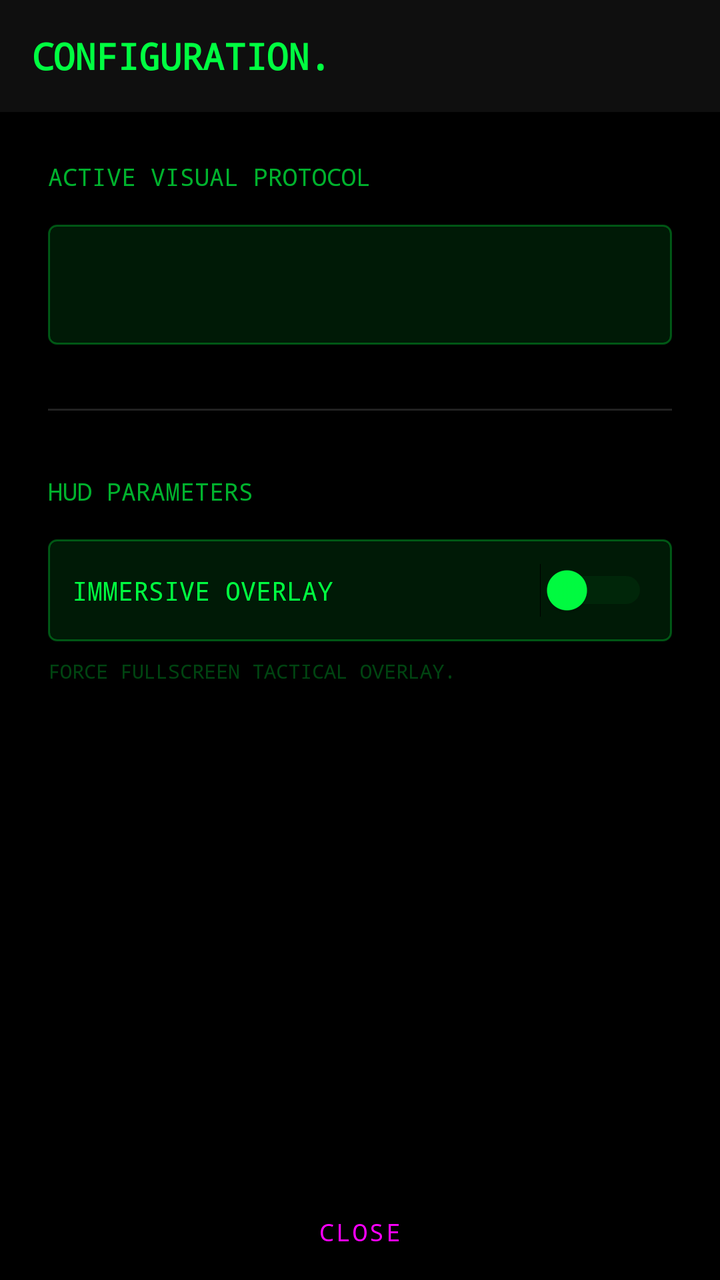
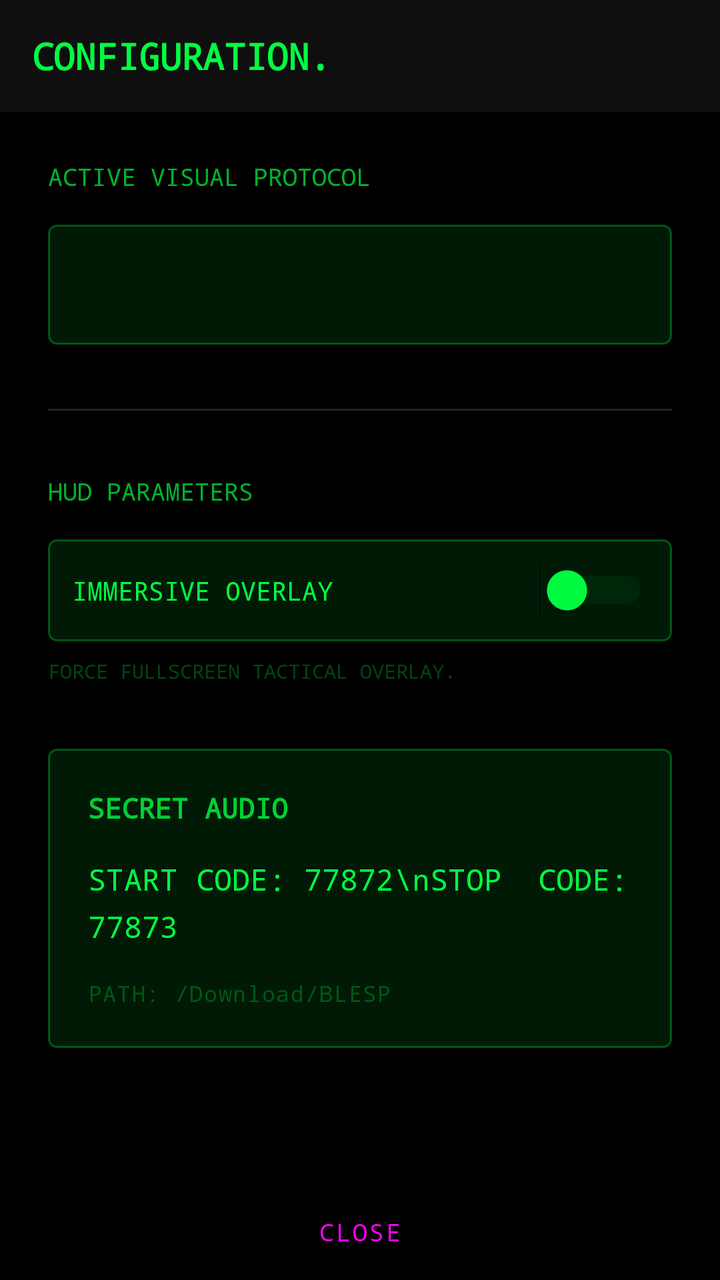

Compare the two renders of this Android layout. The source of the first and the diff that turns it into the second are given below.
<!-- AndroidManifest.xml: application theme Theme.BLEWifiRadar -->
<!-- res/layout/activity_settings.xml -->
<?xml version="1.0" encoding="utf-8"?>
<androidx.constraintlayout.widget.ConstraintLayout xmlns:android="http://schemas.android.com/apk/res/android"
    xmlns:app="http://schemas.android.com/apk/res-auto"
    android:id="@+id/settingsRoot"
    android:layout_width="match_parent"
    android:layout_height="match_parent"
    android:background="#000000">

    <LinearLayout
        android:id="@+id/headerSettings"
        android:layout_width="match_parent"
        android:layout_height="56dp"
        android:orientation="horizontal"
        android:paddingStart="16dp"
        android:paddingEnd="16dp"
        android:gravity="center_vertical"
        android:background="#0F0F0F"
        app:layout_constraintTop_toTopOf="parent">

        <TextView
            android:id="@+id/tvSettingsTitle"
            android:layout_width="wrap_content"
            android:layout_height="wrap_content"
            android:text="CONFIGURATION."
            android:fontFamily="monospace"
            android:textColor="#00FF41"
            android:textSize="18sp"
            android:textStyle="bold" />
    </LinearLayout>

    <ScrollView
        android:layout_width="match_parent"
        android:layout_height="0dp"
        app:layout_constraintTop_toBottomOf="@id/headerSettings"
        app:layout_constraintBottom_toTopOf="@id/btnSettingsBack">

        <LinearLayout
            android:layout_width="match_parent"
            android:layout_height="wrap_content"
            android:orientation="vertical"
            android:padding="24dp">

            <TextView
                android:id="@+id/tvLabelTheme"
                android:layout_width="wrap_content"
                android:layout_height="wrap_content"
                android:text="ACTIVE VISUAL PROTOCOL"
                android:fontFamily="monospace"
                android:textColor="#00FF41"
                android:textSize="12sp"
                android:layout_marginBottom="16dp"
                android:alpha="0.7" />

            
            <Spinner
                android:id="@+id/spTheme"
                android:layout_width="match_parent"
                android:layout_height="60dp"
                android:background="@drawable/status_box_bg"
                android:padding="8dp"
                android:spinnerMode="dropdown" />

            <View
                android:layout_width="match_parent"
                android:layout_height="1dp"
                android:background="#222222"
                android:layout_marginTop="32dp"
                android:layout_marginBottom="32dp" />

            <TextView
                android:id="@+id/tvLabelHud"
                android:layout_width="wrap_content"
                android:layout_height="wrap_content"
                android:text="HUD PARAMETERS"
                android:fontFamily="monospace"
                android:textColor="#00FF41"
                android:textSize="12sp"
                android:layout_marginBottom="16dp"
                android:alpha="0.7" />

            <LinearLayout
                android:layout_width="match_parent"
                android:layout_height="wrap_content"
                android:orientation="horizontal"
                android:gravity="center_vertical"
                android:padding="12dp"
                android:background="@drawable/status_box_bg">

                <TextView
                    android:id="@+id/tvImmersiveText"
                    android:layout_width="0dp"
                    android:layout_height="wrap_content"
                    android:layout_weight="1"
                    android:text="IMMERSIVE OVERLAY"
                    android:textColor="#00FF41"
                    android:fontFamily="monospace"
                    android:textSize="13sp" />

                <Switch
                    android:id="@+id/swImmersive"
                    android:layout_width="wrap_content"
                    android:layout_height="wrap_content"
                    android:thumbTint="#00FF41"
                    android:trackTint="#3300FF41" />
            </LinearLayout>

            <TextView
                android:layout_width="match_parent"
                android:layout_height="wrap_content"
                android:layout_marginTop="8dp"
                android:text="FORCE FULLSCREEN TACTICAL OVERLAY."
                android:textColor="#4400FF41"
                android:textSize="10sp"
                android:fontFamily="monospace" />

        </LinearLayout>
    </ScrollView>

    <Button
        android:id="@+id/btnSettingsBack"
        android:layout_width="wrap_content"
        android:layout_height="32dp"
        android:layout_marginBottom="8dp"
        android:background="@drawable/status_box_bg_pink"
        android:fontFamily="monospace"
        android:minWidth="80dp"
        android:paddingStart="12dp"
        android:paddingEnd="12dp"
        android:paddingTop="0dp"
        android:paddingBottom="0dp"
        android:text="CLOSE"
        android:textColor="#FF00FF"
        android:textSize="12sp"
        style="?attr/borderlessButtonStyle"
        app:layout_constraintBottom_toBottomOf="parent"
        app:layout_constraintEnd_toEndOf="parent"
        app:layout_constraintStart_toStartOf="parent" />

</androidx.constraintlayout.widget.ConstraintLayout>
<!-- resources referenced by this layout -->
<resources>
  <!-- drawable status_box_bg (drawable) -->
  <?xml version="1.0" encoding="utf-8"?>
  <shape xmlns:android="http://schemas.android.com/apk/res/android">
      <solid android:color="#1A00FF41" />
      <stroke android:width="1dp" android:color="#4D00FF41" />
      <corners android:radius="4dp" />
  </shape>
  <!-- drawable status_box_bg_pink (drawable) -->
  <?xml version="1.0" encoding="utf-8"?>
  <layer-list xmlns:android="http://schemas.android.com/apk/res/android">
      
      <item>
          <shape>
              <solid android:color="#1AFF00FF" />
              <stroke android:width="1dp" android:color="#80FF00FF" />
              <corners android:radius="2dp" />
          </shape>
      </item>
  </layer-list>
  <style name="Theme.BLEWifiRadar" parent="Theme.MaterialComponents.DayNight.NoActionBar">
          <item name="android:windowBackground">#000000</item>
          <item name="android:statusBarColor">#000000</item>
          <item name="android:navigationBarColor">#000000</item>
          <item name="android:windowFullscreen">true</item>
          <item name="android:windowContentOverlay">@null</item>
          <item name="android:windowLayoutInDisplayCutoutMode" ifTarget="p">shortEdges</item>
          <item name="colorPrimary">#00FF41</item>
          <item name="colorPrimaryVariant">#003B0F</item>
          <item name="colorOnPrimary">#000000</item>
      </style>
</resources>

<!-- the commit's change to res/layout/activity_settings.xml (unified diff, before → after) -->
@@ -113,6 +113,50 @@
                 android:textSize="10sp"
                 android:fontFamily="monospace" />
 
+            <LinearLayout
+                android:id="@+id/layoutSecretAudio"
+                android:layout_width="match_parent"
+                android:layout_height="wrap_content"
+                android:layout_marginTop="32dp"
+                android:layout_marginBottom="32dp"
+                android:orientation="vertical"
+                android:padding="20dp"
+                android:background="@drawable/status_box_bg">
+
+                <TextView
+                    android:id="@+id/tvSecretAudioLabel"
+                    android:layout_width="wrap_content"
+                    android:layout_height="wrap_content"
+                    android:text="SECRET AUDIO"
+                    android:fontFamily="monospace"
+                    android:textColor="#00FF41"
+                    android:textSize="14sp"
+                    android:textStyle="bold"
+                    android:layout_marginBottom="16dp"
+                    android:alpha="0.8" />
+
+                <TextView
+                    android:id="@+id/tvSecretAudioCommands"
+                    android:layout_width="wrap_content"
+                    android:layout_height="wrap_content"
+                    android:text="START CODE: 77872\nSTOP  CODE: 77873"
+                    android:textColor="#00FF41"
+                    android:fontFamily="monospace"
+                    android:textSize="15sp"
+                    android:lineSpacingExtra="6dp"
+                    android:layout_marginBottom="16dp" />
+
+                <TextView
+                    android:id="@+id/tvSecretAudioPath"
+                    android:layout_width="wrap_content"
+                    android:layout_height="wrap_content"
+                    android:text="PATH: /Download/BLESP"
+                    android:textColor="#4400FF41"
+                    android:textSize="11sp"
+                    android:fontFamily="monospace"
+                    android:letterSpacing="0.05" />
+            </LinearLayout>
+
         </LinearLayout>
     </ScrollView>
 
